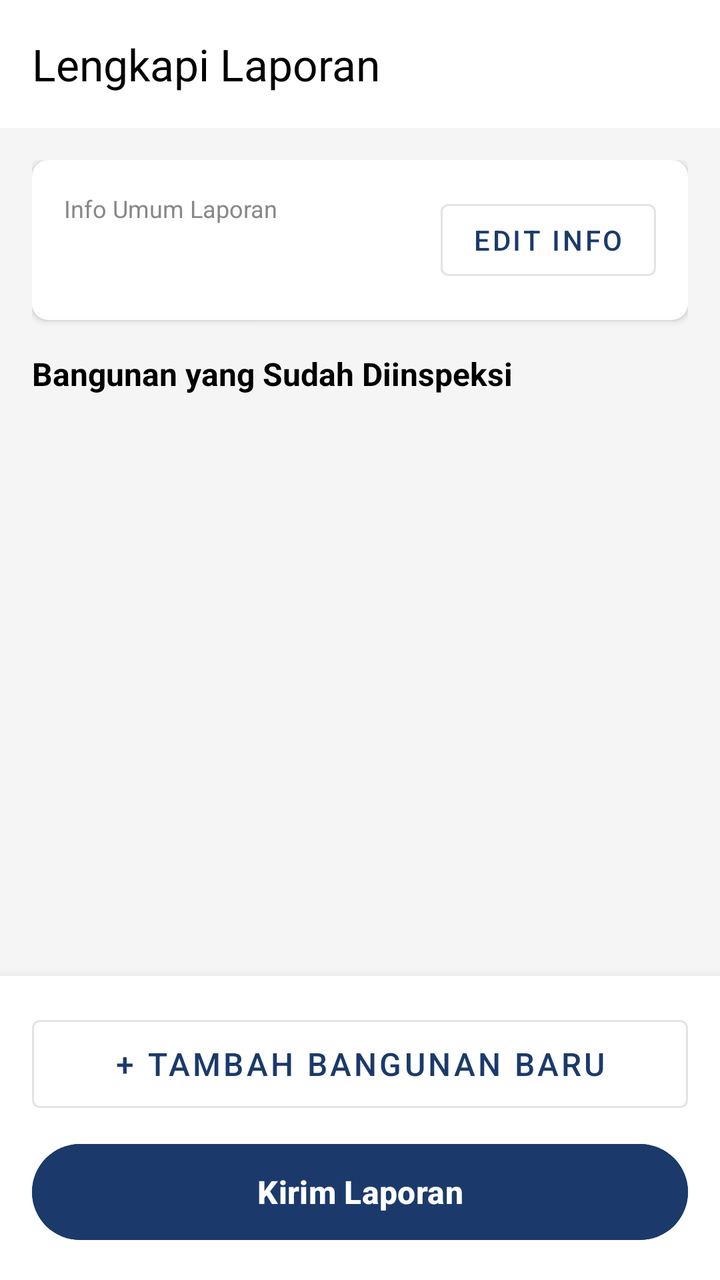
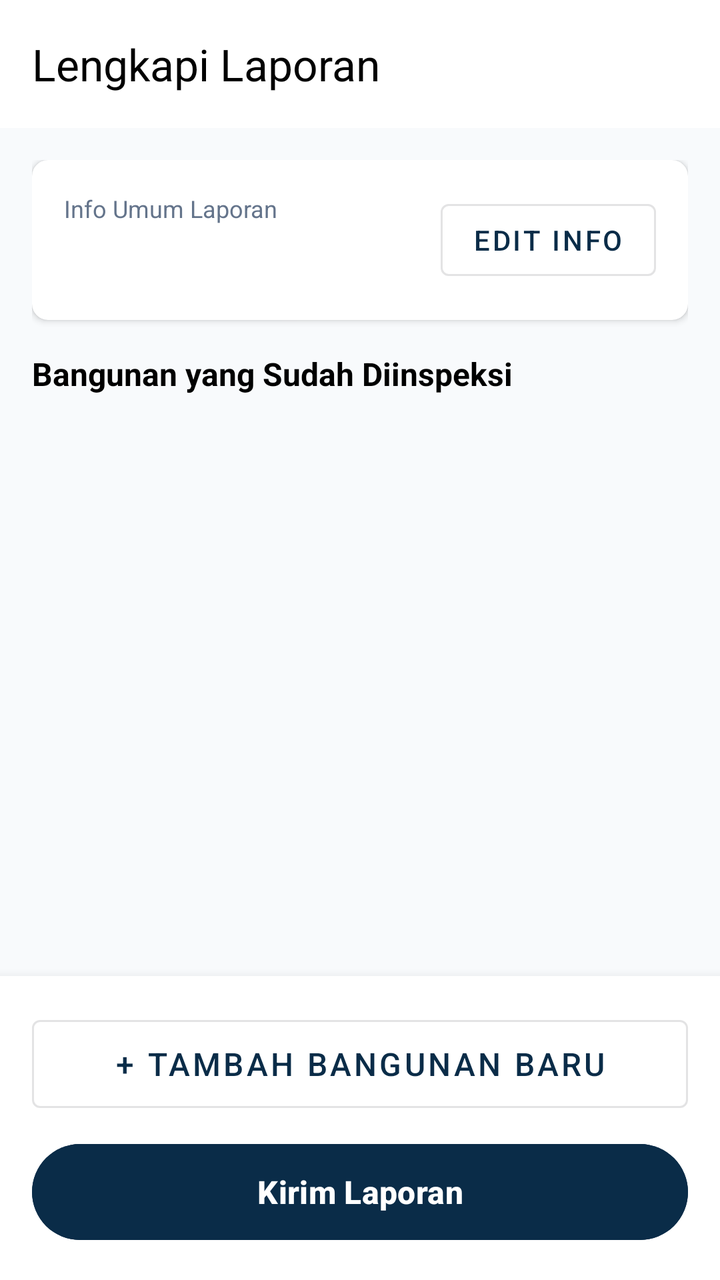

Two renders of the same Android screen: before a commit and after it. Below are the layout's source before the change and the commit's diff.
<!-- AndroidManifest.xml: application theme Theme.RiverOP -->
<!-- res/layout/activity_ringkasan_bangunan.xml -->
<?xml version="1.0" encoding="utf-8"?>
<LinearLayout xmlns:android="http://schemas.android.com/apk/res/android"
    xmlns:app="http://schemas.android.com/apk/res-auto"
    android:layout_width="match_parent"
    android:layout_height="match_parent"
    android:orientation="vertical"
    android:background="#F5F5F5">

    <androidx.appcompat.widget.Toolbar
        android:id="@+id/toolbar"
        android:layout_width="match_parent"
        android:layout_height="?attr/actionBarSize"
        android:background="@color/white"
        android:elevation="4dp"
        app:title="Lengkapi Laporan"
        app:titleTextColor="@color/black" />

    <androidx.core.widget.NestedScrollView
        android:layout_width="match_parent"
        android:layout_height="0dp"
        android:layout_weight="1">

        <LinearLayout
            android:layout_width="match_parent"
            android:layout_height="wrap_content"
            android:orientation="vertical"
            android:padding="16dp">

            <androidx.cardview.widget.CardView
                android:layout_width="match_parent"
                android:layout_height="wrap_content"
                android:layout_marginBottom="16dp"
                app:cardCornerRadius="8dp"
                app:cardElevation="2dp">

                <LinearLayout
                    android:layout_width="match_parent"
                    android:layout_height="wrap_content"
                    android:orientation="vertical"
                    android:padding="16dp">

                    <RelativeLayout
                        android:layout_width="match_parent"
                        android:layout_height="wrap_content">

                        <LinearLayout
                            android:layout_width="wrap_content"
                            android:layout_height="wrap_content"
                            android:orientation="vertical">

                            <TextView
                                android:layout_width="wrap_content"
                                android:layout_height="wrap_content"
                                android:text="Info Umum Laporan"
                                android:textColor="#888888"
                                android:textSize="12sp" />

                            <TextView
                                android:id="@+id/tvInfoUmum"
                                android:layout_width="wrap_content"
                                android:layout_height="wrap_content"
                                android:layout_marginTop="2dp"
                                android:textColor="@color/black"
                                android:textSize="14sp"
                                android:textStyle="bold" />

                        </LinearLayout>

                        <com.google.android.material.button.MaterialButton
                            android:id="@+id/btnEditInfoUmum"
                            style="@style/Widget.MaterialComponents.Button.OutlinedButton"
                            android:layout_width="wrap_content"
                            android:layout_height="wrap_content"
                            android:layout_alignParentEnd="true"
                            android:layout_centerVertical="true"
                            android:text="Edit Info" />

                    </RelativeLayout>

                </LinearLayout>

            </androidx.cardview.widget.CardView>

            <TextView
                android:layout_width="wrap_content"
                android:layout_height="wrap_content"
                android:text="Bangunan yang Sudah Diinspeksi"
                android:textColor="@color/black"
                android:textSize="16sp"
                android:textStyle="bold"
                android:layout_marginBottom="8dp" />

            <androidx.recyclerview.widget.RecyclerView
                android:id="@+id/rvBangunan"
                android:layout_width="match_parent"
                android:layout_height="wrap_content"
                android:nestedScrollingEnabled="false" />

        </LinearLayout>

    </androidx.core.widget.NestedScrollView>

    <LinearLayout
        android:layout_width="match_parent"
        android:layout_height="wrap_content"
        android:orientation="vertical"
        android:padding="16dp"
        android:background="@color/white"
        android:elevation="8dp">

        <com.google.android.material.button.MaterialButton
            android:id="@+id/btnTambahBangunan"
            style="@style/Widget.MaterialComponents.Button.OutlinedButton"
            android:layout_width="match_parent"
            android:layout_height="56dp"
            android:layout_marginBottom="8dp"
            android:text="+ Tambah Bangunan Baru"
            android:textSize="16sp" />

        <com.google.android.material.button.MaterialButton
            android:id="@+id/btnKirimLaporan"
            android:layout_width="match_parent"
            android:layout_height="56dp"
            android:text="Kirim Laporan"
            android:textSize="16sp"
            android:textStyle="bold"
            android:textColor="@color/white"
            android:backgroundTint="@color/primary" />

    </LinearLayout>

</LinearLayout>
<!-- resources referenced by this layout -->
<resources>
  <color name="black">#000000</color>
  <color name="primary">#1B3A6B</color>
  <color name="white">#FFFFFF</color>
  <style name="Theme.RiverOP" parent="Base.Theme.RiverOP" />
  <style name="Base.Theme.RiverOP" parent="Theme.Material3.Light.NoActionBar">
          <item name="colorPrimary">@color/primary</item>
          <item name="colorPrimaryVariant">@color/primary_dark</item>
          <item name="colorSecondary">@color/accent_gold</item>
          <item name="android:colorBackground">@color/background</item>
          <item name="android:windowBackground">@color/background</item>
      </style>
  <color name="primary_dark">#0F2347</color>
  <color name="accent_gold">#D4A017</color>
  <color name="background">#F5F5F5</color>
</resources>

<!-- the commit's change to res/layout/activity_ringkasan_bangunan.xml (unified diff, before → after) -->
@@ -4,7 +4,7 @@
     android:layout_width="match_parent"
     android:layout_height="match_parent"
     android:orientation="vertical"
-    android:background="#F5F5F5">
+    android:background="@color/surface_soft">
 
     <androidx.appcompat.widget.Toolbar
         android:id="@+id/toolbar"
@@ -52,7 +52,7 @@
                                 android:layout_width="wrap_content"
                                 android:layout_height="wrap_content"
                                 android:text="Info Umum Laporan"
-                                android:textColor="#888888"
+                                android:textColor="@color/text_secondary"
                                 android:textSize="12sp" />
 
                             <TextView
<!-- resource entries referenced after the edit -->
@@ -1,7 +1,9 @@
 <!-- resources referenced by this layout -->
 <resources>
   <color name="black">#000000</color>
-  <color name="primary">#1B3A6B</color>
+  <color name="primary">#0A2C48</color>
+  <color name="surface_soft">#F8FAFC</color>
+  <color name="text_secondary">#64748B</color>
   <color name="white">#FFFFFF</color>
   <style name="Theme.RiverOP" parent="Base.Theme.RiverOP" />
   <style name="Base.Theme.RiverOP" parent="Theme.Material3.Light.NoActionBar">
@@ -11,8 +13,8 @@
           <item name="android:colorBackground">@color/background</item>
           <item name="android:windowBackground">@color/background</item>
       </style>
-  <color name="primary_dark">#0F2347</color>
-  <color name="accent_gold">#D4A017</color>
-  <color name="background">#F5F5F5</color>
+  <color name="primary_dark">#061523</color>
+  <color name="accent_gold">#EBBD51</color>
+  <color name="background">#FBFCFD</color>
 </resources>
 
